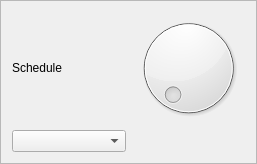
Old version of the form src/views/schedule/schedule.ui in the repository RyotaUnzai/candybox.
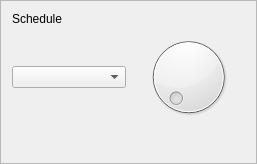
New version of the form.

What changed in the file:
```diff
--- a/src/views/schedule/schedule.ui
+++ b/src/views/schedule/schedule.ui
@@ -30,7 +30,20 @@
      </property>
     </widget>
    </item>
-   <item row="0" column="1">
+   <item row="2" column="0">
+    <spacer name="verticalSpacer">
+     <property name="orientation">
+      <enum>Qt::Vertical</enum>
+     </property>
+     <property name="sizeHint" stdset="0">
+      <size>
+       <width>20</width>
+       <height>40</height>
+      </size>
+     </property>
+    </spacer>
+   </item>
+   <item row="1" column="1">
     <widget class="QDial" name="dial"/>
    </item>
   </layout>
```
Left out of the diff: 2 changed lines with no effect on the pictures.
